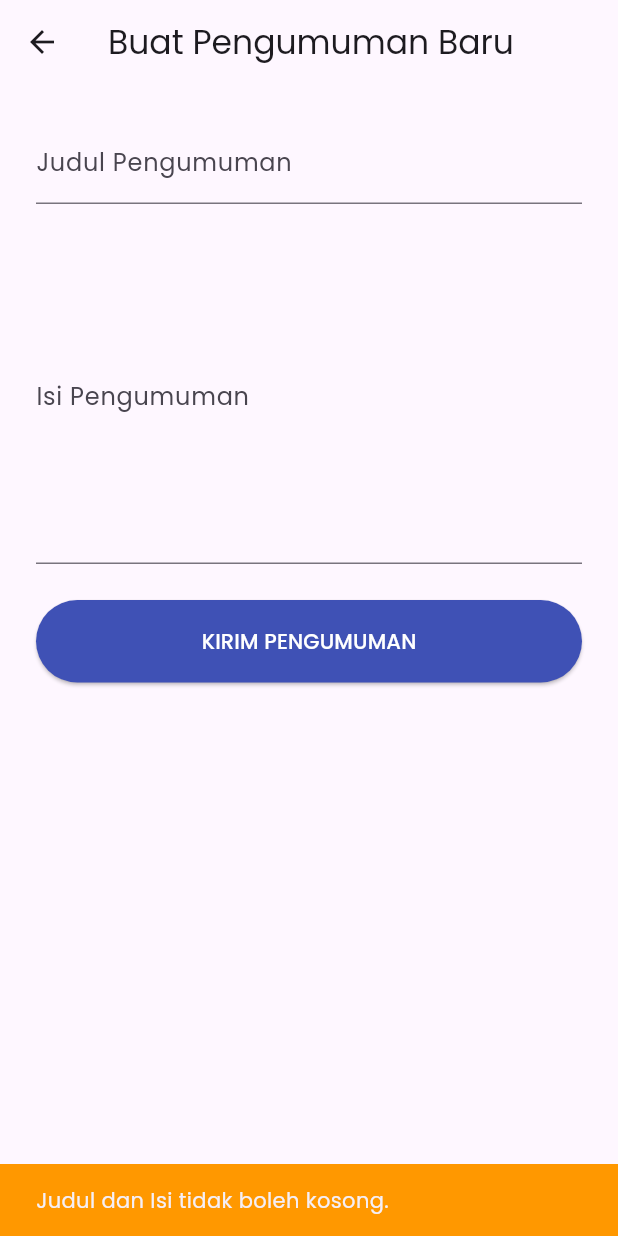
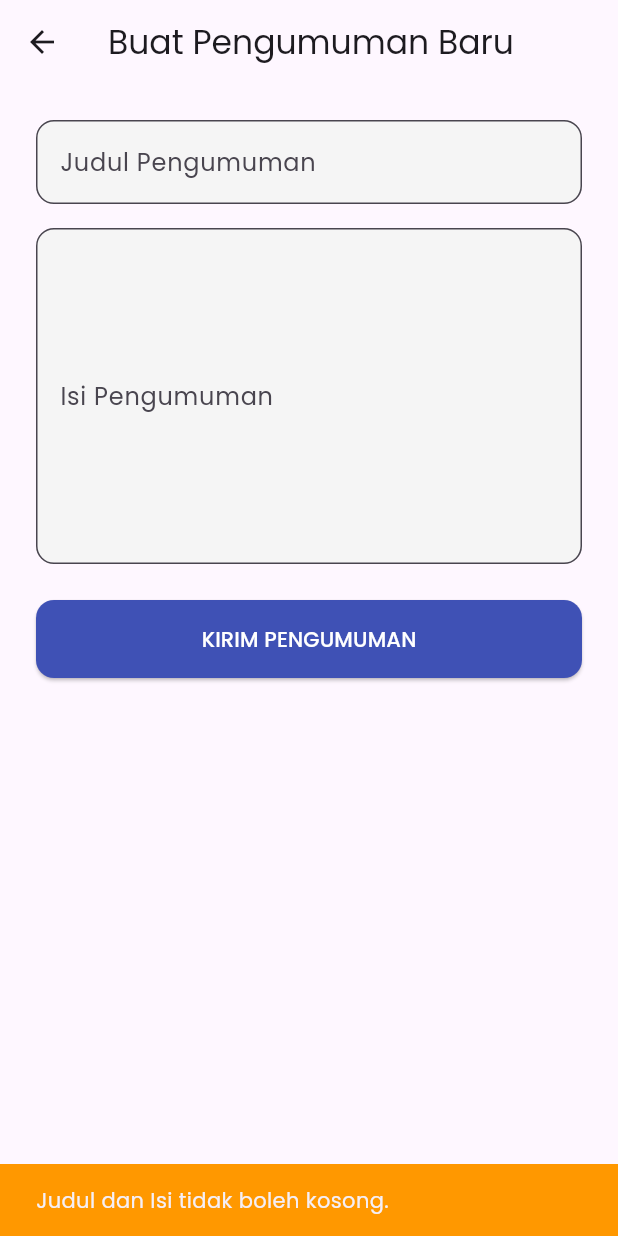
Before and after one commit to mhmmdfrhnamn/SmartKomplek, a Flutter app: the AddAnnouncementScreen screen opened directly, after a tap on "KIRIM PENGUMUMAN", on a phone screen of 412 x 824 dp. Run offline on Flutter 3.47's test engine with Material 3 defaults, Android fonts, the phone set to English and light mode, and no system bars; our stand-ins replace cloud_firestore, firebase_auth, firebase_core, google_fonts; accounts and stored records are empty; generated files the repository leaves out were written again.

Commit message:
feat: improve UI form pengumuman dan tombol FAB, tambah Google Fonts

```diff
--- a/lib/presentation/home/screens/add_announcement_screen.dart
+++ b/lib/presentation/home/screens/add_announcement_screen.dart
@@ -1,6 +1,7 @@
 import 'package:cloud_firestore/cloud_firestore.dart';
 import 'package:firebase_auth/firebase_auth.dart';
 import 'package:flutter/material.dart';
+import 'package:google_fonts/google_fonts.dart';
 
 class AddAnnouncementScreen extends StatefulWidget {
   const AddAnnouncementScreen({super.key});
@@ -46,6 +47,12 @@ class _AddAnnouncementScreenState extends State<AddAnnouncementScreen> {
             SnackBar(content: Text("Gagal mengirim: $e"), backgroundColor: Colors.red),
           );
         }
+      }finally {
+        if (mounted){
+          setState(() {
+            _isLoading = false;
+          });
+        }
       }
     } else {
       // Tampilkan error jika ada field yang kosong
@@ -58,27 +65,45 @@ class _AddAnnouncementScreenState extends State<AddAnnouncementScreen> {
   @override
   Widget build(BuildContext context) {
     return Scaffold(
-      appBar: AppBar(title: const Text("Buat Pengumuman Baru")),
+      appBar: AppBar(title: Text("Buat Pengumuman Baru", style: GoogleFonts.poppins())),
       body: ListView(
   padding: const EdgeInsets.all(24.0),
   children: [
-    TextField(
+    TextFormField(
       controller: _judulController,
-      decoration: const InputDecoration(labelText: "Judul Pengumuman"),
+      decoration: InputDecoration(
+        labelText: "Judul Pengumuman",
+        border: OutlineInputBorder(
+          borderRadius: BorderRadius.circular(12.0)
+        ),
+        filled: true,
+        fillColor: Colors.grey.shade100
+      ),
+      style: GoogleFonts.poppins(),
       textCapitalization: TextCapitalization.sentences, // Huruf pertama kapital
     ),
     const SizedBox(height: 16),
-    TextField(
+    TextFormField(
       controller: _isiController,
-      decoration: const InputDecoration(labelText: "Isi Pengumuman"),
+      decoration: InputDecoration(labelText: "Isi Pengumuman",
+      border: OutlineInputBorder(
+        borderRadius: BorderRadius.circular(12.0),
+      ),
+      filled: true,
+      fillColor: Colors.grey.shade100,
+      ),
       maxLines: 8, // Membuat field lebih besar
+      style: GoogleFonts.poppins(),
       textCapitalization: TextCapitalization.sentences,
     ),
     const SizedBox(height: 24),
     ElevatedButton(
       style: ElevatedButton.styleFrom(
         backgroundColor: Colors.indigo,
-        minimumSize: const Size.fromHeight(55),
+        padding: const EdgeInsets.symmetric(vertical: 16.0),
+        shape: RoundedRectangleBorder(
+          borderRadius: BorderRadius.circular(12.0)
+        )
       ),
       // Logika onPressed
       onPressed: _isLoading ? null : _kirimPengumuman,
```
Also changed, not shown: lib/presentation/home/screens/main_screen.dart (+15 -7 lines).
